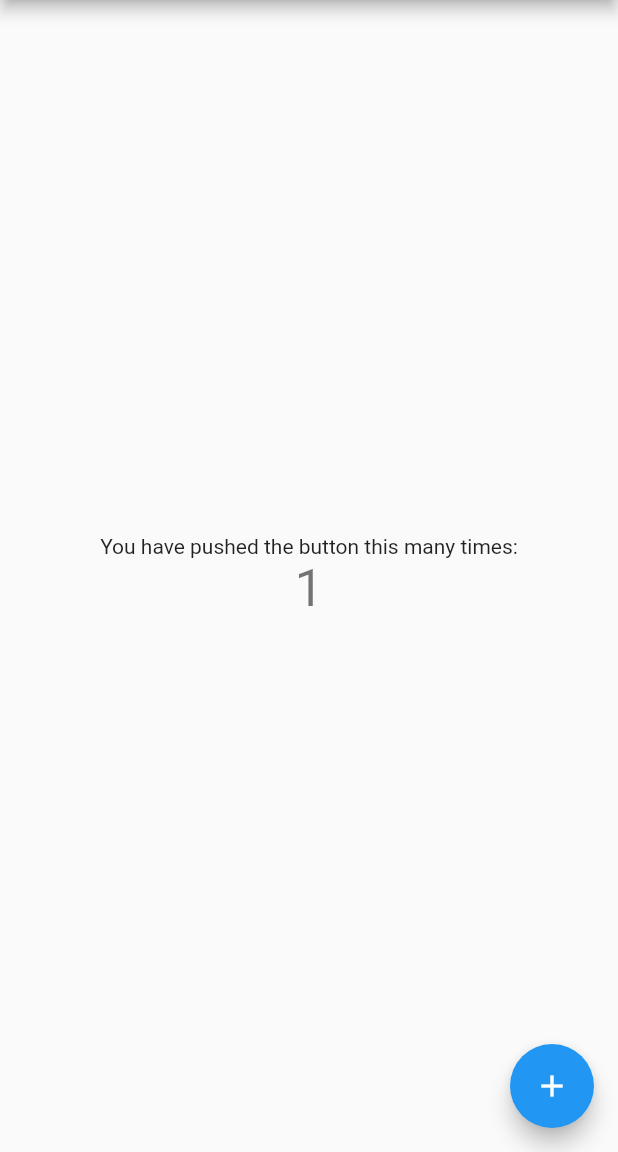
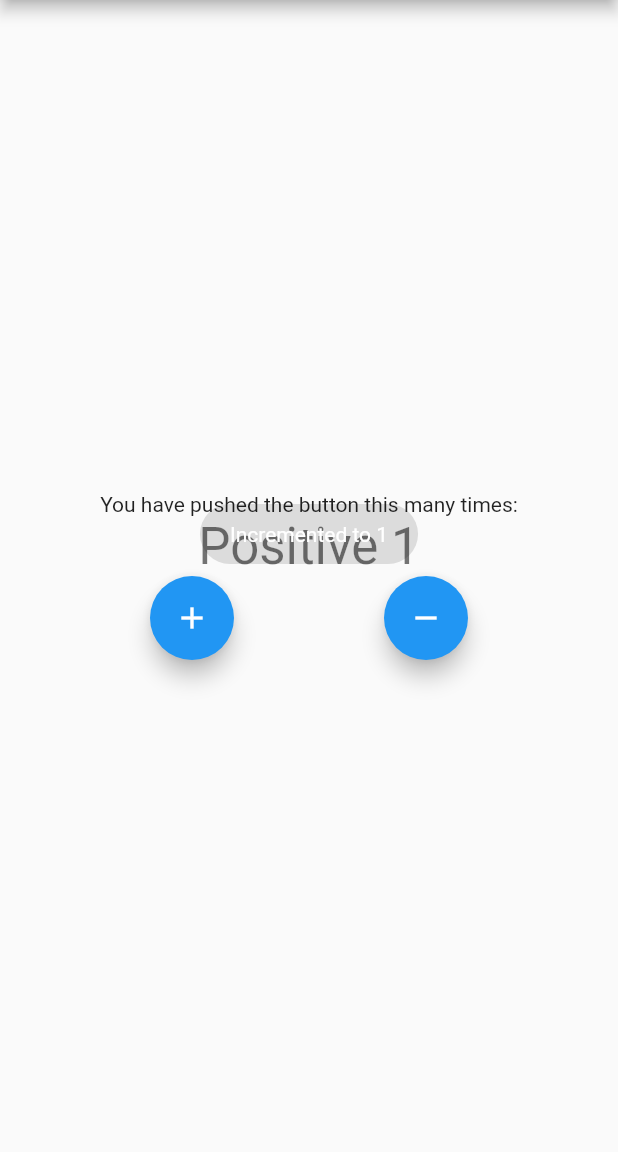
Before and after one commit to Towfiq-Roni/cubit_trial, a Flutter app: the screen it shows after launch, after a tap on the "add" icon, on a phone screen of 412 x 824 dp, the part 84-1236 px from its top. Run offline on Flutter 3.47's test engine with Material 2 defaults, Android fonts, the phone set to English and light mode, and no system bars; our stand-ins replace bloc, flutter_bloc, fluttertoast.

Commit message:
counter app (tried BlocListener, BlocBuilder, BlocConsumer)

```diff
--- /dev/null
+++ b/lib/cubit/counter_cubit.dart
@@ -0,0 +1,11 @@
+import 'package:bloc/bloc.dart';
+import 'package:bloc_trial/cubit/counter_state.dart';
+import 'package:flutter_bloc/flutter_bloc.dart';
+
+class CounterCubit extends Cubit<CounterState>{
+  CounterCubit(): super(CounterState(counterValue: 0));
+
+  void increment() => emit(CounterState(counterValue: (state.counterValue + 1), wasIncremented: true));
+
+  void decrement() => emit(CounterState(counterValue: (state.counterValue - 1), wasIncremented: false));
+}
--- /dev/null
+++ b/lib/cubit/counter_state.dart
@@ -0,0 +1,6 @@
+class CounterState{
+  final int counterValue;
+  final bool? wasIncremented;
+
+  CounterState({required this.counterValue, this.wasIncremented,});
+}
--- a/lib/main.dart
+++ b/lib/main.dart
@@ -1,4 +1,8 @@
+import 'package:bloc_trial/cubit/counter_cubit.dart';
+import 'package:bloc_trial/cubit/counter_state.dart';
 import 'package:flutter/material.dart';
+import 'package:flutter_bloc/flutter_bloc.dart';
+import 'package:fluttertoast/fluttertoast.dart';
 
 void main() {
   runApp(const MyApp());
@@ -10,7 +14,9 @@ class MyApp extends StatelessWidget {
   // This widget is the root of your application.
   @override
   Widget build(BuildContext context) {
-    return MaterialApp(
+    return BlocProvider(
+      create: (context) => CounterCubit(),
+      child: MaterialApp(
         title: 'Flutter Demo',
         theme: ThemeData(
           // This is the theme of your application.
@@ -25,6 +31,7 @@ class MyApp extends StatelessWidget {
           primarySwatch: Colors.blue,
         ),
         home: const MyHomePage(title: 'Flutter Demo Home Page'),
+      ),
     );
   }
 }
@@ -50,16 +57,16 @@ class MyHomePage extends StatefulWidget {
 class _MyHomePageState extends State<MyHomePage> {
   int _counter = 0;
 
-  void _incrementCounter() {
-    setState(() {
-      // This call to setState tells the Flutter framework that something has
-      // changed in this State, which causes it to rerun the build method below
-      // so that the display can reflect the updated values. If we changed
-      // _counter without calling setState(), then the build method would not be
-      // called again, and so nothing would appear to happen.
-      _counter++;
-    });
-  }
+  // void _incrementCounter() {
+  //   setState(() {
+  //     // This call to setState tells the Flutter framework that something has
+  //     // changed in this State, which causes it to rerun the build method below
+  //     // so that the display can reflect the updated values. If we changed
+  //     // _counter without calling setState(), then the build method would not be
+  //     // called again, and so nothing would appear to happen.
+  //     _counter++;
+  //   });
+  // }
 
   @override
   Widget build(BuildContext context) {
@@ -75,9 +82,9 @@ class _MyHomePageState extends State<MyHomePage> {
         // the App.build method, and use it to set our appbar title.
         title: Text(widget.title),
       ),
-      body: Center(
         // Center is a layout widget. It takes a single child and positions it
         // in the middle of the parent.
+        body: Center(
           child: Column(
           // Column is also a layout widget. It takes a list of children and
           // arranges them vertically. By default, it sizes itself to fit its
@@ -98,18 +105,68 @@ class _MyHomePageState extends State<MyHomePage> {
             const Text(
               'You have pushed the button this many times:',
             ),
-            Text(
-              '$_counter',
+            BlocConsumer<CounterCubit, CounterState>(
+                builder: (context, state) {
+                  if (state.counterValue < 0) {
+                    return Text(
+                      "Negative ${state.counterValue}",
                       style: Theme.of(context).textTheme.headline4,
+                    );
+                  } else if (state.counterValue > 0) {
+                    return Text(
+                      "Positive ${state.counterValue}",
+                      style: Theme.of(context).textTheme.headline4,
+                    );
+                  }
+                  return Text(
+                    "Nothing but ${state.counterValue}",
+                    style: Theme.of(context).textTheme.headline4,
+                  );
+                },
+              listener: (context, state) {
+                if (state.wasIncremented == true) {
+                  Fluttertoast.showToast(
+                    msg: 'Incremented to ${state.counterValue}',
+                    toastLength: Toast.LENGTH_LONG,
+                    gravity: ToastGravity.CENTER,
+                    backgroundColor: Colors.black12,
+                    textColor: Colors.white,
+                  );
+                }
+                else{
+                  Fluttertoast.showToast(
+                    msg: 'Decremented to ${state.counterValue}',
+                    toastLength: Toast.LENGTH_SHORT,
+                    gravity: ToastGravity.CENTER,
+                    backgroundColor: Colors.black12,
+                    textColor: Colors.white,
+                  );
+                }
+              },
+            ),
+            Row(
+              mainAxisAlignment: MainAxisAlignment.spaceEvenly,
+              // crossAxisAlignment: CrossAxisAlignment.center,
+              children: [
+                FloatingActionButton(
+                  onPressed: () {
+                    BlocProvider.of<CounterCubit>(context).increment();
+                  },
+                  tooltip: 'Increment',
+                  child: const Icon(Icons.add),
+                ),
+                FloatingActionButton(
+                  onPressed: () {
+                    BlocProvider.of<CounterCubit>(context).decrement();
+                  },
+                  tooltip: 'Decrement',
+                  child: const Icon(Icons.remove),
                 ),
               ],
             ),
-      ),
-      floatingActionButton: FloatingActionButton(
-        onPressed: _incrementCounter,
-        tooltip: 'Increment',
-        child: const Icon(Icons.add),
-      ), // This trailing comma makes auto-formatting nicer for build methods.
-    );
+          ],
+          )
+    ));
+      // This trailing comma makes auto-formatting nicer for build methods.
   }
 }
--- a/pubspec.yaml
+++ b/pubspec.yaml
@@ -36,7 +36,9 @@ dependencies:
   # The following adds the Cupertino Icons font to your application.
   # Use with the CupertinoIcons class for iOS style icons.
   cupertino_icons: ^1.0.2
-  bloc: ^8.1.0
+  bloc: ^8.1.1
+  flutter_bloc: ^8.1.2
+  fluttertoast: ^8.0.9
 
 dev_dependencies:
   flutter_test:
```
Also changed, not shown: pubspec.lock. Lines whose indentation alone changed are shown as unchanged.
